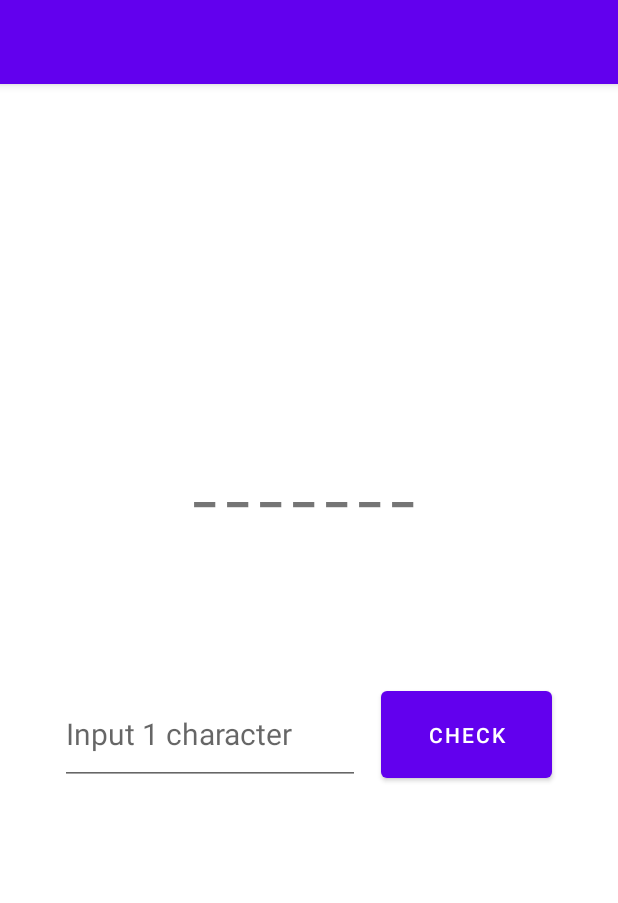
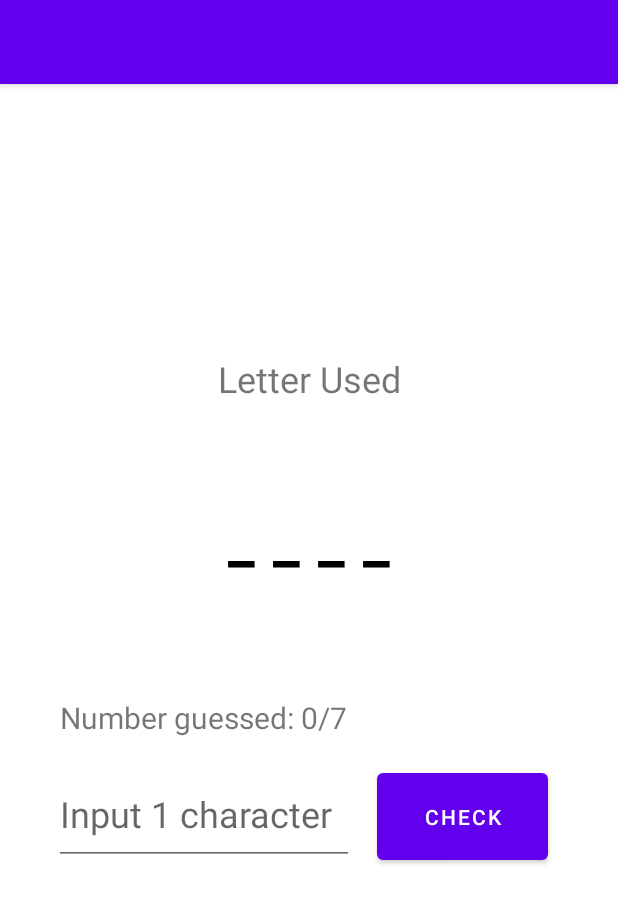
Before and after one commit to victorchendra02/IBDA3012-Simple-Android-Game-UTS, an Android app: the HangmanFragment screen opened through its navigation route, after a tap on "CHECK", on a phone screen of 412 x 824 dp. Shown: the top 903 px of the screen. Run offline under Robolectric (Android 15) with nearby library versions, the phone set to English and light mode, and no system bars.

Commit message:
Hangman Almost Done...

```diff
--- a/app/src/main/java/id/ac/ibda/pads/proyekuts/HangmanFragment.kt
+++ b/app/src/main/java/id/ac/ibda/pads/proyekuts/HangmanFragment.kt
@@ -6,6 +6,9 @@ import androidx.fragment.app.Fragment
 import android.view.LayoutInflater
 import android.view.View
 import android.view.ViewGroup
+import android.widget.TextView
+import android.widget.Toast
+import androidx.lifecycle.ViewModel
 import androidx.lifecycle.ViewModelProvider
 import androidx.navigation.findNavController
 import id.ac.ibda.pads.proyekuts.databinding.FragmentHangmanBinding
@@ -14,13 +17,15 @@ class HangmanFragment : Fragment() {
 
     private lateinit var binding: FragmentHangmanBinding
 
-    private val arrayOfWord = listOf<String>(
-        "Lion",
-        "Penguin",
-        "Elephant",
-        "Dolphin",
-        "Kangaroo"
+    private val arrayOfWord = arrayOf(
+        "Lion", "Kangaroo"
     )
+
+    private val realAnswer = arrayOfWord.random().uppercase()
+    private val hidden = "_".repeat(realAnswer.length)
+    private var usedLetters = arrayOf<String>()
+    private var incorrectGuesses = 0
+    private val maxIncorrectGuesses = 7
 
     override fun onCreateView(
         inflater: LayoutInflater, container: ViewGroup?,
@@ -31,33 +36,60 @@ class HangmanFragment : Fragment() {
         val viewModel = ViewModelProvider(requireActivity())[myViewModel::class.java]
 
 
-
-
-        var realAnswer = arrayOfWord.random()
-        val unk = "_ ".repeat(realAnswer.length)
-        viewModel.soalHangman = realAnswer
-        binding.questWord.text = unk
-
-
+        // 1
+        initializeGame(viewModel)
 
         binding.buttonCheck.setOnClickListener {
-            check_guesses(realAnswer)
+            check_guesses(hidden, realAnswer, viewModel)
         }
-
-
-
         return view
     }
 
-    fun check_guesses(realAnswer: String) {
-        var quessAnswer = binding.tebakkan.text.toString().uppercase()
-        Log.d("AAAA", quessAnswer.toString())
+    private fun initializeGame(viewModel: myViewModel) {
+        viewModel.hangmanAnswer = realAnswer
+        var i = 0;
+        while (i < realAnswer.length) {
+            viewModel.currentAnswer += "_"
+            i++
+        }
 
+        binding.hiddenWord.text = hidden
+        binding.numberGuessed.text = "Number guessed: 0/$maxIncorrectGuesses"
+    }
 
-//        for (i in 0 until realAnswer.length) {
-//
-//        }
+    fun check_guesses(hidden: String, realAnswer: String, viewModel: myViewModel) {
+        if (incorrectGuesses != maxIncorrectGuesses) {
+            val tebakkannya = binding.tebakkan.text.toString().uppercase()
 
+            // Salah tebak
+            if (!realAnswer.contains(tebakkannya)) {
+                // Karakter belum pernah ditebak
+                if (tebakkannya !in usedLetters) {
+                    usedLetters += tebakkannya
+                    binding.letterUsed.text = usedLetters.joinToString(separator = " ")
+                    incorrectGuesses++
+                }
+                // Karakter sudah pernah ditebak
+                else {
+                    println("DO NOTHING!")
+                }
+            }
+
+            // Benar tebak
+            else {
+                var i = 0
+                var temp = viewModel.hangmanAnswer.toString()
+
+                while (i < temp.length) {
+                    if (temp[i].toString() == tebakkannya) {
+                        viewModel.currentAnswer[i] = tebakkannya
+                    }
+                    i++
+                }
+                binding.hiddenWord.text = viewModel.currentAnswer.joinToString(separator = "")
+            }
+            binding.numberGuessed.text = "Number guessed: $incorrectGuesses/$maxIncorrectGuesses"
+        }
     }
 
 }
--- a/app/src/main/java/id/ac/ibda/pads/proyekuts/myViewModel.kt
+++ b/app/src/main/java/id/ac/ibda/pads/proyekuts/myViewModel.kt
@@ -6,7 +6,8 @@ class myViewModel : ViewModel() {
     var player_name = "";
     var quiz_score = 0;
 
-    var soalHangman = ""
+    var hangmanAnswer = ""
+    var currentAnswer = mutableListOf<String>()
 
     fun dosomth(): String {
         return player_name
--- a/app/src/main/res/layout/fragment_hangman.xml
+++ b/app/src/main/res/layout/fragment_hangman.xml
@@ -8,20 +8,73 @@
     tools:context=".HangmanFragment">
 
     <TextView
-        android:id="@+id/questWord"
+        android:id="@+id/hiddenWord"
 
-        android:layout_width="wrap_content"
+        android:layout_width="match_parent"
         android:layout_height="wrap_content"
+        android:gravity="center"
 
-        android:text="_*len(word)"
-        android:textSize="32sp"
+        android:letterSpacing="0.3"
+        android:text="_________"
+        android:textSize="40sp"
         android:textStyle="bold"
+        android:textColor="#000000"
 
         app:layout_constraintBottom_toBottomOf="parent"
         app:layout_constraintEnd_toEndOf="parent"
+        app:layout_constraintHorizontal_bias="0.0"
         app:layout_constraintStart_toStartOf="parent"
         app:layout_constraintTop_toTopOf="parent"
-        app:layout_constraintVertical_bias="0.338" />
+        app:layout_constraintVertical_bias="0.386" />
+
+    <TextView
+        android:id="@+id/textView7"
+
+        android:layout_width="match_parent"
+        android:layout_height="wrap_content"
+        android:gravity="center"
+
+        android:text="Letter Used"
+        android:textSize="24sp"
+
+        app:layout_constraintBottom_toTopOf="@+id/hiddenWord"
+        app:layout_constraintEnd_toEndOf="parent"
+        app:layout_constraintHorizontal_bias="0.0"
+        app:layout_constraintStart_toStartOf="parent"
+        app:layout_constraintTop_toTopOf="parent"
+        app:layout_constraintVertical_bias="0.743" />
+
+    <TextView
+        android:id="@+id/letterUsed"
+
+        android:layout_width="match_parent"
+        android:layout_height="wrap_content"
+        android:gravity="center"
+
+        android:text=""
+        android:textSize="24sp"
+
+        app:layout_constraintBottom_toTopOf="@+id/hiddenWord"
+        app:layout_constraintEnd_toEndOf="parent"
+        app:layout_constraintHorizontal_bias="0.0"
+        app:layout_constraintStart_toStartOf="parent"
+        app:layout_constraintTop_toBottomOf="@+id/textView7"
+        app:layout_constraintVertical_bias="0.142" />
+
+    <TextView
+        android:id="@+id/numberGuessed"
+
+        android:layout_width="match_parent"
+        android:layout_height="wrap_content"
+        android:paddingStart="40dp"
+
+        android:text="@string/numberGuessed"
+        android:textSize="20sp"
+
+        app:layout_constraintBottom_toTopOf="@+id/tebakkan"
+        app:layout_constraintTop_toBottomOf="@+id/hiddenWord"
+        app:layout_constraintVertical_bias="0.827"
+        tools:layout_editor_absoluteX="0dp" />
 
     <Button
         android:id="@+id/buttonCheck"
@@ -33,7 +86,7 @@
         app:layout_constraintHorizontal_bias="0.245"
         app:layout_constraintStart_toEndOf="@+id/tebakkan"
         app:layout_constraintTop_toTopOf="parent"
-        app:layout_constraintVertical_bias="0.571" />
+        app:layout_constraintVertical_bias="0.649" />
 
     <EditText
         android:id="@+id/tebakkan"
@@ -41,19 +94,19 @@
         android:layout_width="200dp"
         android:layout_height="68dp"
 
-        android:layout_marginStart="40dp"
+        android:layout_marginStart="36dp"
 
         android:ems="10"
         android:hint="Input 1 character"
-        android:inputType="textPersonName"
+        android:inputType="text"
 
         android:maxLength="1"
-        android:textSize="20sp"
+        android:textSize="24sp"
 
         app:layout_constraintBottom_toBottomOf="parent"
         app:layout_constraintStart_toStartOf="parent"
         app:layout_constraintTop_toTopOf="parent"
-        app:layout_constraintVertical_bias="0.57" />
+        app:layout_constraintVertical_bias="0.647" />
 
 
 </androidx.constraintlayout.widget.ConstraintLayout>
--- a/app/src/main/res/values/strings.xml
+++ b/app/src/main/res/values/strings.xml
@@ -9,4 +9,6 @@
     <string name="btn_answer">Choice</string>
     <string name="quizResult">% / 10</string>
 
+    <string name="numberGuessed">Number guessed: %s / 7</string>
+
 </resources>
```
